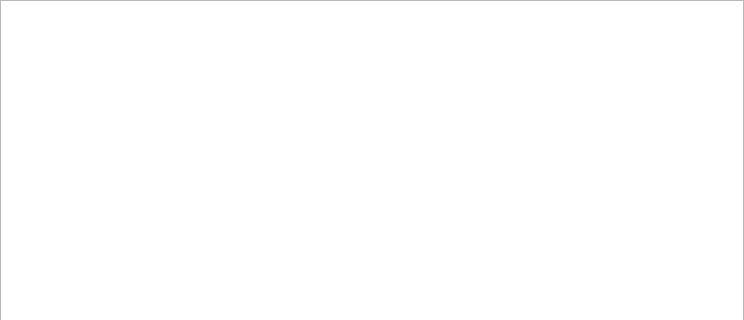
ChoHwanhee/pyqt-tutorial, file Make Notepad/notepad.ui: the form before one commit; both pictures show x 0 to 744 and y 0 to 320 of the 744 by 673 pixel window.
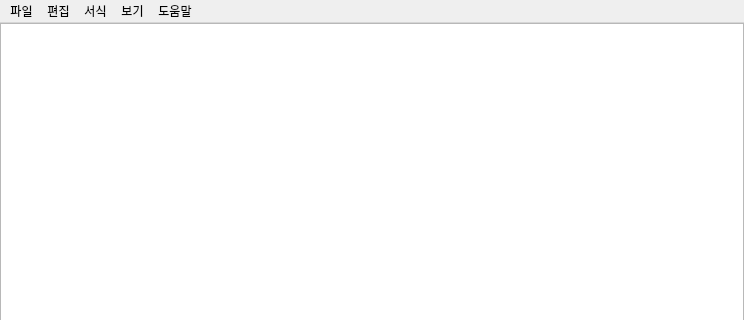
The form after the commit.

Commit message: feature3: make Notepad Menubar

```diff
--- a/Make Notepad/notepad.ui
+++ b/Make Notepad/notepad.ui
@@ -45,6 +45,38 @@
      <height>26</height>
     </rect>
    </property>
+   <widget class="QMenu" name="menu_file">
+    <property name="title">
+     <string>파일</string>
+    </property>
+    <addaction name="action_open"/>
+    <addaction name="action_save"/>
+   </widget>
+   <widget class="QMenu" name="menu_edit">
+    <property name="title">
+     <string>편집</string>
+    </property>
+   </widget>
+   <widget class="QMenu" name="menu_form">
+    <property name="title">
+     <string>서식</string>
+    </property>
+   </widget>
+   <widget class="QMenu" name="menu_view">
+    <property name="title">
+     <string>보기</string>
+    </property>
+   </widget>
+   <widget class="QMenu" name="menu_help">
+    <property name="title">
+     <string>도움말</string>
+    </property>
+   </widget>
+   <addaction name="menu_file"/>
+   <addaction name="menu_edit"/>
+   <addaction name="menu_form"/>
+   <addaction name="menu_view"/>
+   <addaction name="menu_help"/>
   </widget>
   <widget class="QStatusBar" name="statusbar"/>
  </widget>
```
Left out of the diff: 16 changed lines with no effect on the pictures. The commit also changes 1 other file.
